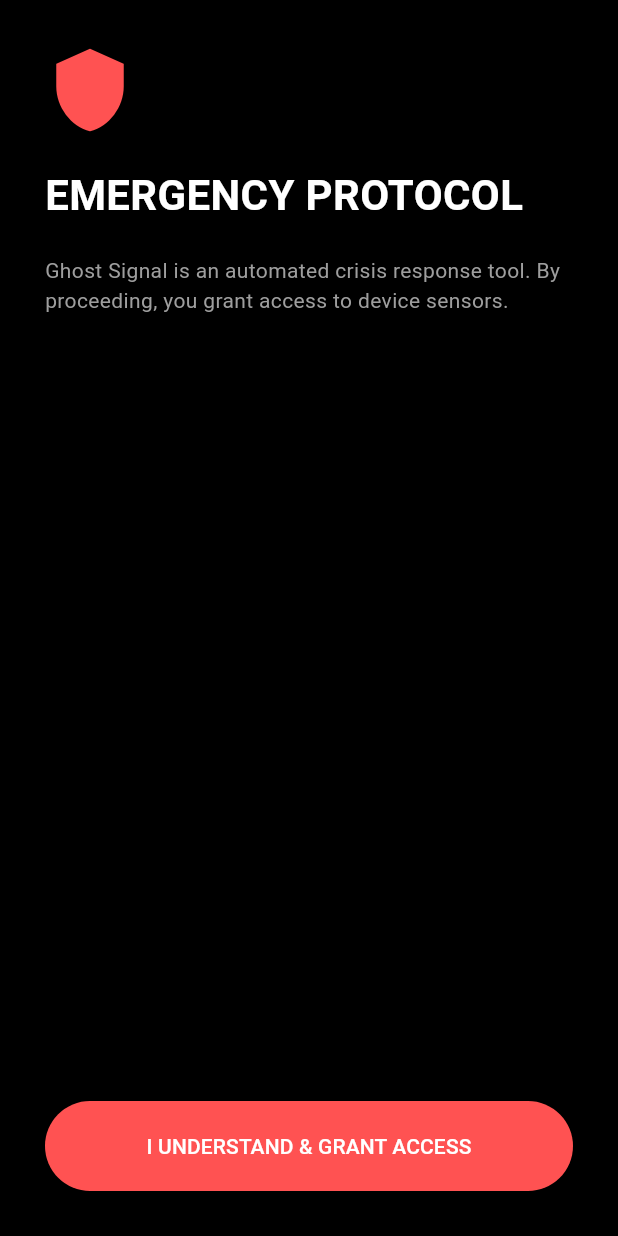
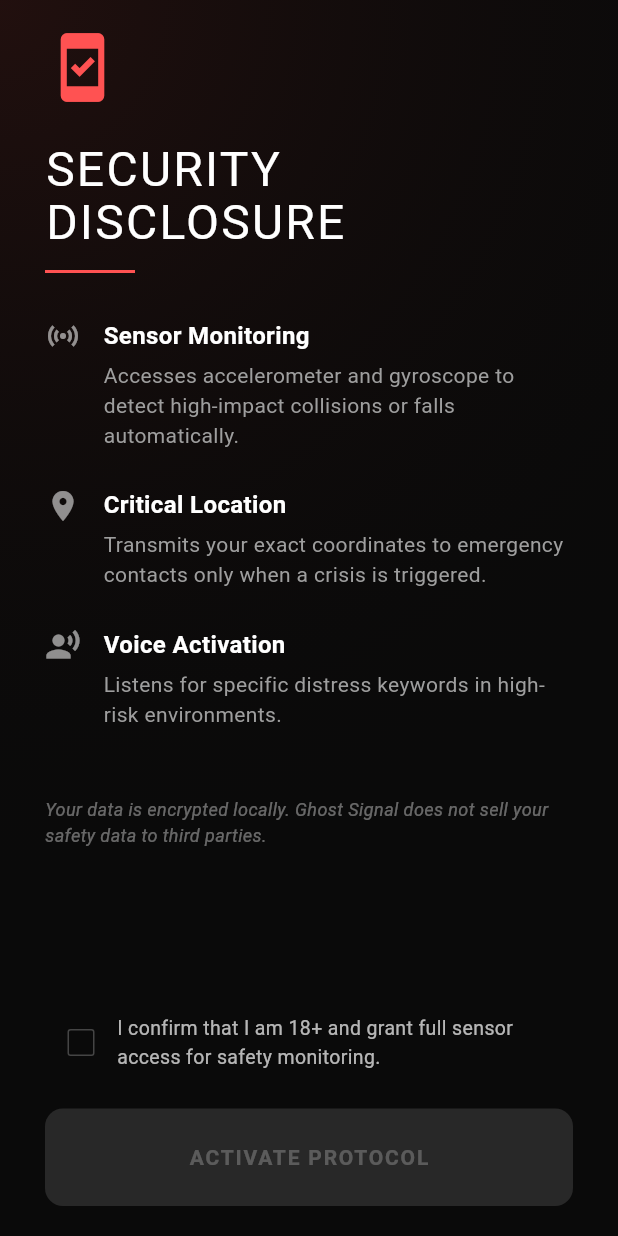
Before and after one commit to sushant-me/TechSprint_team_innovators, a Flutter app: the DisclosureScreen screen opened directly, on a phone screen of 412 x 824 dp. Run offline on Flutter 3.47's test engine with Material 3 defaults, Android fonts, the phone set to English and light mode, and no system bars; our stand-ins replace audioplayers, avatar_glow, flutter_local_notifications, flutter_tts, geolocator, percent_indicator and 5 more; missing offline and left inert: flutter_background_service, ghostsignal, nearby_connections, telephony, tflite_audio, torch_light; accounts and stored records are empty; statements that could not run were skipped.

Commit message:
Update disclosure_screen.dart

```diff
--- a/lib/screens/disclosure_screen.dart
+++ b/lib/screens/disclosure_screen.dart
@@ -2,53 +2,176 @@
 import 'package:shared_preferences/shared_preferences.dart';
 import 'package:ghostsignal/main.dart';
 
-class DisclosureScreen extends StatelessWidget {
+class DisclosureScreen extends StatefulWidget {
   const DisclosureScreen({super.key});
 
+  @override
+  State<DisclosureScreen> createState() => _DisclosureScreenState();
+}
+
+class _DisclosureScreenState extends State<DisclosureScreen> {
+  bool _hasScrolledToBottom = false;
+  bool _confirmedSensors = false;
+
   void _accept(BuildContext context) async {
+    if (!_confirmedSensors) return;
+
     final prefs = await SharedPreferences.getInstance();
     await prefs.setBool('has_accepted_terms', true);
-    Navigator.pushReplacement(context,
-        MaterialPageRoute(builder: (context) => const GhostDashboard()));
+
+    // Using a FadeTransition for a "high-tech" feel
+    Navigator.of(context).pushReplacement(
+      PageRouteBuilder(
+        pageBuilder: (context, animation, secondaryAnimation) => const GhostDashboard(),
+        transitionsBuilder: (context, animation, secondaryAnimation, child) {
+          return FadeTransition(opacity: animation, child: child);
+        },
+      ),
+    );
   }
 
   @override
   Widget build(BuildContext context) {
     return Scaffold(
-      backgroundColor: Colors.black,
-      body: SafeArea(
+      backgroundColor: const Color(0xFF0A0A0A), // Deep obsidian
+      body: Container(
+        decoration: BoxDecoration(
+          gradient: RadialGradient(
+            center: Alignment.topLeft,
+            radius: 1.5,
+            colors: [Colors.red.withOpacity(0.1), Colors.transparent],
+          ),
+        ),
+        child: SafeArea(
           child: Padding(
-          padding: const EdgeInsets.all(30.0),
+            padding: const EdgeInsets.symmetric(horizontal: 30.0, vertical: 20),
             child: Column(
               crossAxisAlignment: CrossAxisAlignment.start,
               children: [
-              const Icon(Icons.shield, color: Colors.redAccent, size: 60),
-              const SizedBox(height: 20),
-              const Text("EMERGENCY PROTOCOL",
+                const Icon(Icons.security_update_good, color: Colors.redAccent, size: 50),
+                const SizedBox(height: 25),
+                const Text(
+                  "SECURITY\nDISCLOSURE",
                   style: TextStyle(
                     color: Colors.white,
-                      fontSize: 28,
-                      fontWeight: FontWeight.bold)),
+                    fontSize: 32,
+                    fontWeight: FontWeight.black,
+                    letterSpacing: 1.5,
+                    height: 1.1,
+                  ),
+                ),
+                const SizedBox(height: 15),
+                Container(
+                  height: 2,
+                  width: 60,
+                  color: Colors.redAccent,
+                ),
+                const SizedBox(height: 30),
+
+                // Detailed Disclosure List
+                Expanded(
+                  child: ListView(
+                    children: [
+                      _disclosureItem(
+                        Icons.sensors,
+                        "Sensor Monitoring",
+                        "Accesses accelerometer and gyroscope to detect high-impact collisions or falls automatically."
+                      ),
+                      _disclosureItem(
+                        Icons.location_on,
+                        "Critical Location",
+                        "Transmits your exact coordinates to emergency contacts only when a crisis is triggered."
+                      ),
+                      _disclosureItem(
+                        Icons.record_voice_over,
+                        "Voice Activation",
+                        "Listens for specific distress keywords in high-risk environments."
+                      ),
                       const SizedBox(height: 20),
                       const Text(
-                  "Ghost Signal is an automated crisis response tool. By proceeding, you grant access to device sensors.",
-                  style: TextStyle(color: Colors.grey)),
-              const Spacer(),
+                        "Your data is encrypted locally. Ghost Signal does not sell your safety data to third parties.",
+                        style: TextStyle(color: Colors.white38, fontSize: 12, fontStyle: FontStyle.italic),
+                      ),
+                    ],
+                  ),
+                ),
+
+                const SizedBox(height: 20),
+
+                // Interactive Confirmation
+                GestureDetector(
+                  onTap: () => setState(() => _confirmedSensors = !_confirmedSensors),
+                  child: Row(
+                    children: [
+                      Checkbox(
+                        value: _confirmedSensors,
+                        onChanged: (val) => setState(() => _confirmedSensors = val!),
+                        activeColor: Colors.redAccent,
+                        checkColor: Colors.white,
+                        side: const BorderSide(color: Colors.white24),
+                      ),
+                      const Expanded(
+                        child: Text(
+                          "I confirm that I am 18+ and grant full sensor access for safety monitoring.",
+                          style: TextStyle(color: Colors.white70, fontSize: 13),
+                        ),
+                      )
+                    ],
+                  ),
+                ),
+
+                const SizedBox(height: 20),
+
+                // Action Button
                 SizedBox(
                   width: double.infinity,
-                height: 60,
+                  height: 65,
                   child: ElevatedButton(
                     style: ElevatedButton.styleFrom(
-                      backgroundColor: Colors.redAccent),
-                  onPressed: () => _accept(context),
-                  child: const Text("I UNDERSTAND & GRANT ACCESS",
-                      style: TextStyle(color: Colors.white)),
+                      backgroundColor: _confirmedSensors ? Colors.redAccent : Colors.grey[900],
+                      foregroundColor: Colors.white,
+                      shape: RoundedRectangleBorder(borderRadius: BorderRadius.circular(12)),
+                      elevation: 0,
+                    ),
+                    onPressed: _confirmedSensors ? () => _accept(context) : null,
+                    child: Text(
+                      "ACTIVATE PROTOCOL",
+                      style: TextStyle(
+                        fontWeight: FontWeight.bold,
+                        letterSpacing: 1.2,
+                        color: _confirmedSensors ? Colors.white : Colors.white24,
+                      ),
+                    ),
                   ),
                 )
               ],
             ),
           ),
         ),
+      ),
+    );
+  }
+
+  Widget _disclosureItem(IconData icon, String title, String desc) {
+    return Padding(
+      padding: const EdgeInsets.only(bottom: 25.0),
+      child: Row(
+        crossAxisAlignment: CrossAxisAlignment.start,
+        children: [
+          Icon(icon, color: Colors.white54, size: 24),
+          const SizedBox(width: 15),
+          Expanded(
+            child: Column(
+              crossAxisAlignment: CrossAxisAlignment.start,
+              children: [
+                Text(title, style: const TextStyle(color: Colors.white, fontWeight: FontWeight.bold, fontSize: 16)),
+                const SizedBox(height: 5),
+                Text(desc, style: const TextStyle(color: Colors.grey, fontSize: 14, height: 1.4)),
+              ],
+            ),
+          )
+        ],
+      ),
     );
   }
 }
```
Lines whose indentation alone changed are shown as unchanged.
